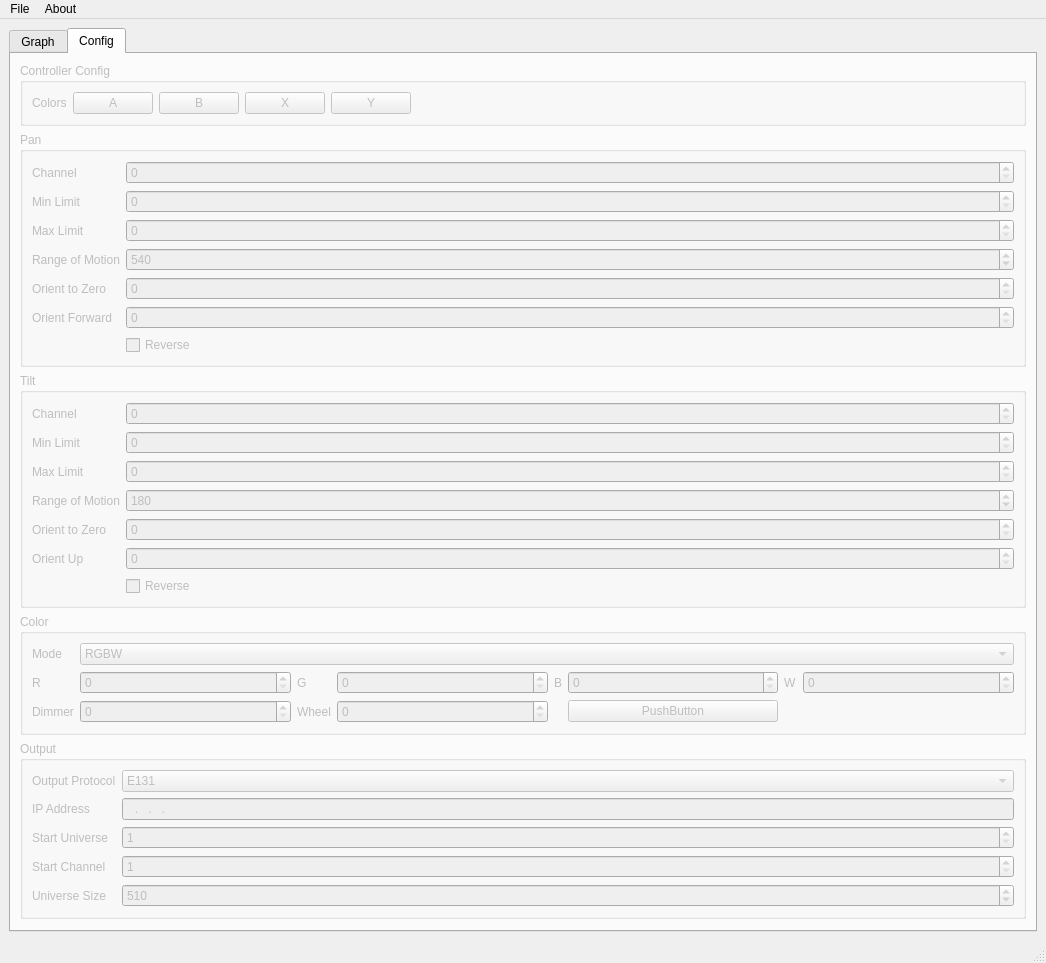
computergeek1507/joystick2mh, file res/mainwindow.ui: the form before one commit.
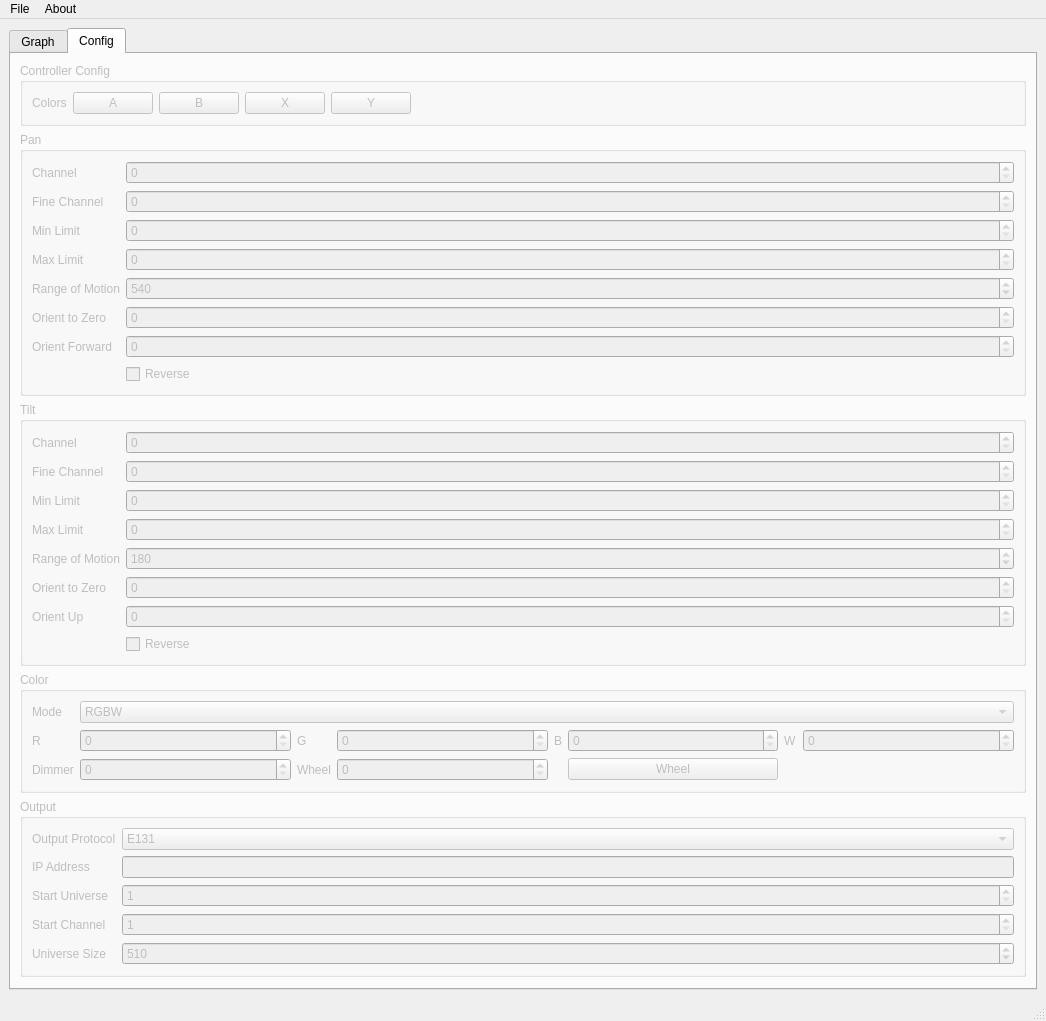
The form after the commit. The open tabs and pages were chosen to show the change. Icons and pictures are not drawn. Custom widgets are drawn as their Qt base class.

What changed in the file:
```diff
--- a/res/mainwindow.ui
+++ b/res/mainwindow.ui
@@ -7,7 +7,7 @@
     <x>0</x>
     <y>0</y>
     <width>1046</width>
-    <height>852</height>
+    <height>899</height>
    </rect>
   </property>
   <property name="windowTitle">
@@ -299,6 +299,20 @@
              </property>
             </widget>
            </item>
+           <item row="1" column="0">
+            <widget class="QLabel" name="label_27">
+             <property name="text">
+              <string>Fine Channel</string>
+             </property>
+            </widget>
+           </item>
+           <item row="1" column="1">
+            <widget class="QSpinBox" name="spinBoxPanFineChannel">
+             <property name="maximum">
+              <number>20</number>
+             </property>
+            </widget>
+           </item>
           </layout>
          </widget>
         </item>
@@ -308,7 +322,7 @@
            <string>Tilt</string>
           </property>
           <layout class="QGridLayout" name="gridLayout_2">
-           <item row="8" column="1">
+           <item row="9" column="1">
             <widget class="QCheckBox" name="checkBoxTiltReverse">
              <property name="text">
               <string>Reverse</string>
@@ -316,9 +330,9 @@
             </widget>
            </item>
            <item row="7" column="0">
-            <widget class="QLabel" name="label_17">
+            <widget class="QLabel" name="label_15">
              <property name="text">
-              <string>Orient Up</string>
+              <string>Orient to Zero</string>
              </property>
             </widget>
            </item>
@@ -335,30 +349,27 @@
              </property>
             </widget>
            </item>
-           <item row="3" column="0">
-            <widget class="QLabel" name="label_7">
+           <item row="2" column="0">
+            <widget class="QLabel" name="label_11">
              <property name="text">
-              <string>Range of Motion</string>
+              <string>Min Limit</string>
              </property>
             </widget>
            </item>
-           <item row="6" column="1">
-            <widget class="QSpinBox" name="spinBoxTiltZero"/>
-           </item>
-           <item row="7" column="1">
+           <item row="8" column="1">
             <widget class="QSpinBox" name="spinBoxTiltUp"/>
            </item>
-           <item row="6" column="0">
-            <widget class="QLabel" name="label_15">
+           <item row="2" column="1">
+            <widget class="QSpinBox" name="spinBoxTiltMin"/>
+           </item>
+           <item row="3" column="0">
+            <widget class="QLabel" name="label_14">
              <property name="text">
-              <string>Orient to Zero</string>
+              <string>Max Limit</string>
              </property>
             </widget>
            </item>
-           <item row="0" column="1">
-            <widget class="QSpinBox" name="spinBoxTiltChannel"/>
-           </item>
-           <item row="3" column="1">
+           <item row="4" column="1">
             <widget class="QSpinBox" name="spinBoxTiltRange">
              <property name="minimum">
               <number>1</number>
@@ -374,23 +385,40 @@
              </property>
             </widget>
            </item>
+           <item row="3" column="1">
+            <widget class="QSpinBox" name="spinBoxTiltMax"/>
+           </item>
+           <item row="8" column="0">
+            <widget class="QLabel" name="label_17">
+             <property name="text">
+              <string>Orient Up</string>
+             </property>
+            </widget>
+           </item>
+           <item row="4" column="0">
+            <widget class="QLabel" name="label_7">
+             <property name="text">
+              <string>Range of Motion</string>
+             </property>
+            </widget>
+           </item>
+           <item row="7" column="1">
+            <widget class="QSpinBox" name="spinBoxTiltZero"/>
+           </item>
+           <item row="0" column="1">
+            <widget class="QSpinBox" name="spinBoxTiltChannel"/>
+           </item>
            <item row="1" column="0">
-            <widget class="QLabel" name="label_11">
+            <widget class="QLabel" name="label_28">
              <property name="text">
-              <string>Min Limit</string>
+              <string>Fine Channel</string>
              </property>
             </widget>
            </item>
            <item row="1" column="1">
-            <widget class="QSpinBox" name="spinBoxTiltMin"/>
-           </item>
-           <item row="2" column="1">
-            <widget class="QSpinBox" name="spinBoxPanMax_2"/>
-           </item>
-           <item row="2" column="0">
-            <widget class="QLabel" name="label_14">
-             <property name="text">
-              <string>Max Limit</string>
+            <widget class="QSpinBox" name="spinBoxTiltFineChannel">
+             <property name="maximum">
+              <number>20</number>
              </property>
             </widget>
            </item>
@@ -511,7 +539,7 @@
            <item row="2" column="6">
             <widget class="QPushButton" name="pushButton_5">
              <property name="text">
-              <string>PushButton</string>
+              <string>Wheel</string>
              </property>
             </widget>
            </item>
@@ -607,7 +635,7 @@
            <item row="1" column="2">
             <widget class="QLineEdit" name="lineEditIPAddress">
              <property name="inputMask">
-              <string>000.000.000.000</string>
+              <string/>
              </property>
             </widget>
            </item>
```
Left out of the diff: 14 changed lines with no effect on the pictures.
